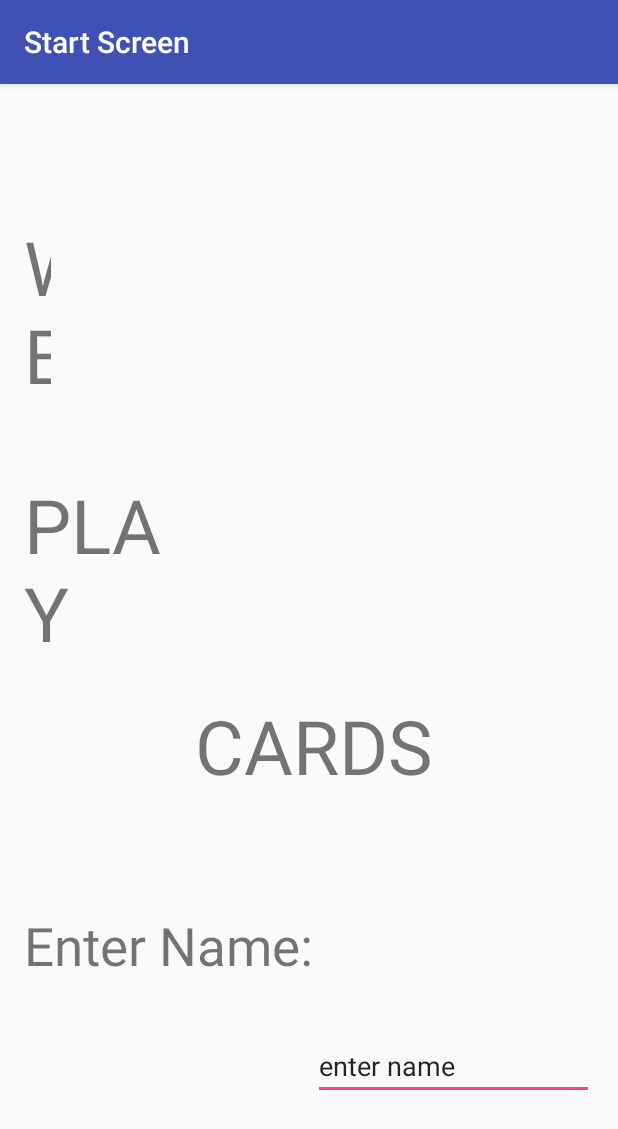
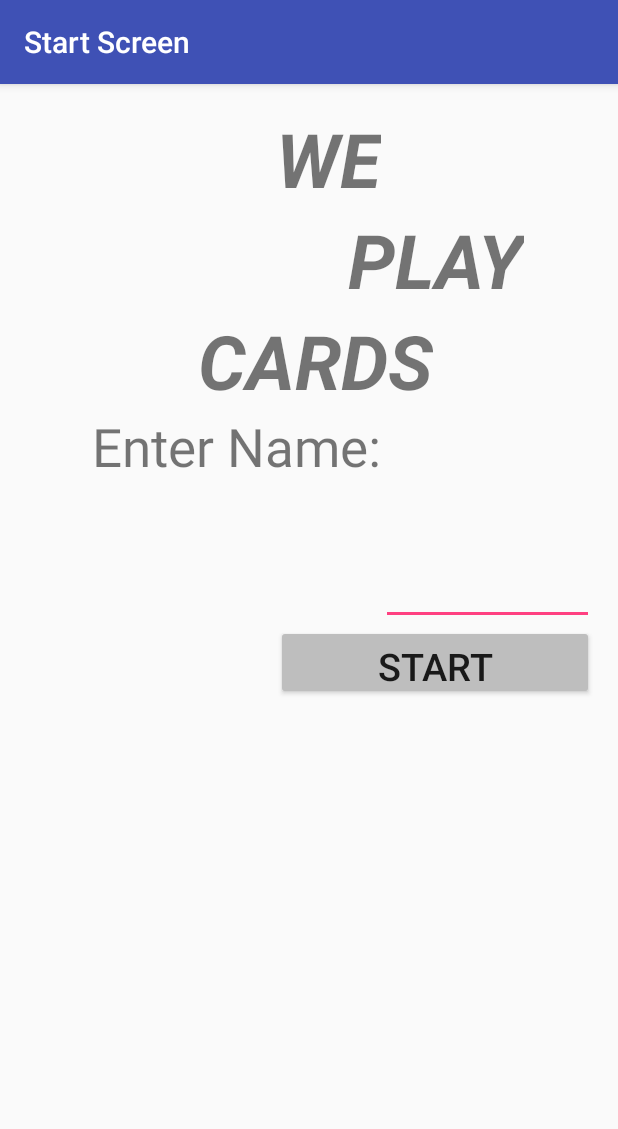
Before and after one commit to graeme81/Card-Games, an Android app: the screen it shows after launch (MainActivity), on a phone screen of 412 x 824 dp. Shown: the top 1129 px of the screen. Run offline under Robolectric (Android 15) with nearby library versions, the phone set to English and light mode, and no system bars.

Commit message:
war working

```diff
--- a/app/src/main/res/layout/activity_blackjack.xml
+++ b/app/src/main/res/layout/activity_blackjack.xml
@@ -61,7 +61,7 @@
         android:textSize="30sp" />
 
     <TextView
-        android:text="Dealer Wins"
+        android:text="Dealer Wins: 0"
         android:textSize="30sp"
         android:textAlignment="textStart"
         android:layout_width="wrap_content"
@@ -75,7 +75,7 @@
         android:layout_alignStart="@+id/btnStay" />
 
     <TextView
-        android:text="Player Wins"
+        android:text="Player Wins: 0"
         android:textSize="30sp"
         android:textAlignment="textEnd"
         android:layout_width="wrap_content"
--- /dev/null
+++ b/app/src/main/res/layout/activity_fivestud.xml
@@ -0,0 +1,6 @@
+<?xml version="1.0" encoding="utf-8"?>
+<LinearLayout xmlns:android="http://schemas.android.com/apk/res/android"
+    android:orientation="vertical" android:layout_width="match_parent"
+    android:layout_height="match_parent">
+
+</LinearLayout>
--- a/app/src/main/res/layout/activity_main.xml
+++ b/app/src/main/res/layout/activity_main.xml
@@ -12,30 +12,18 @@
     android:weightSum="1">
 
 
-    <TextView
+    <EditText
         android:layout_width="wrap_content"
         android:layout_height="wrap_content"
-        android:text="WE"
-        android:textSize="50sp"
-
-        android:layout_marginTop="72dp"
-        android:id="@+id/textView"
-        android:layout_marginRight="96dp"
-        android:layout_marginEnd="96dp"
-        android:layout_alignParentTop="true"
-        android:layout_alignRight="@+id/textView2"
-        android:layout_alignEnd="@+id/textView2" />
-
-    <TextView
-        android:text="PLAY"
-        android:textSize="50sp"
-        android:layout_width="wrap_content"
-        android:layout_height="wrap_content"
-        android:layout_marginTop="46dp"
-        android:id="@+id/textView2"
-        android:layout_below="@+id/textView"
-        android:layout_toLeftOf="@+id/textView3"
-        android:layout_toStartOf="@+id/textView3" />
+        android:inputType="textPersonName"
+        android:text=""
+        android:textSize="30sp"
+        android:ems="10"
+        android:layout_below="@+id/textView5"
+        android:layout_toRightOf="@+id/textView5"
+        android:layout_toEndOf="@+id/textView5"
+        android:layout_marginTop="34dp"
+        android:id="@+id/txtName" />
 
     <TextView
         android:text="CARDS"
@@ -45,42 +33,59 @@
         android:id="@+id/textView3"
         android:layout_marginRight="107dp"
         android:layout_marginEnd="107dp"
-        android:layout_marginTop="21dp"
         android:layout_below="@+id/textView2"
         android:layout_alignParentRight="true"
-        android:layout_alignParentEnd="true" />
+        android:layout_alignParentEnd="true"
+        android:textStyle="normal|bold|italic" />
+
+    <TextView
+        android:layout_width="wrap_content"
+        android:layout_height="wrap_content"
+        android:text="WE"
+        android:textSize="50sp"
+
+        android:id="@+id/textView"
+        android:layout_alignParentTop="true"
+        android:layout_alignRight="@+id/textView5"
+        android:layout_alignEnd="@+id/textView5"
+        android:textStyle="normal|bold|italic"
+        android:textIsSelectable="false" />
+
+    <TextView
+        android:text="PLAY"
+        android:textSize="50sp"
+        android:layout_width="wrap_content"
+        android:layout_height="wrap_content"
+        android:id="@+id/textView2"
+        android:layout_below="@+id/textView"
+        android:layout_alignLeft="@+id/textView"
+        android:layout_alignStart="@+id/textView"
+        android:layout_marginLeft="48dp"
+        android:layout_marginStart="48dp"
+        android:textStyle="normal|bold|italic" />
 
     <TextView
         android:text="Enter Name:"
         android:textSize="35sp"
         android:layout_width="wrap_content"
         android:layout_height="wrap_content"
-        android:layout_marginTop="76dp"
         android:id="@+id/textView5"
+        android:layout_marginLeft="45dp"
+        android:layout_marginStart="45dp"
         android:layout_below="@+id/textView3"
         android:layout_alignParentLeft="true"
         android:layout_alignParentStart="true" />
 
-    <EditText
-        android:layout_width="wrap_content"
-        android:layout_height="wrap_content"
-        android:inputType="textPersonName"
-        android:text="enter name"
-        android:ems="10"
-        android:layout_below="@+id/textView5"
-        android:layout_toRightOf="@+id/textView5"
-        android:layout_toEndOf="@+id/textView5"
-        android:layout_marginTop="34dp"
-        android:id="@+id/txtName" />
-
     <Button
         android:text="Start"
+        android:textSize="25sp"
         android:layout_width="300sp"
         android:layout_height= "50sp"
+        android:onClick="onStartButtonPressed"
+        android:id="@+id/btnStart"
+        android:backgroundTint="?android:attr/textColorSecondaryNoDisable"
         android:layout_below="@+id/txtName"
-        android:onClick="onStartButtonPressed"
-        android:layout_centerHorizontal="true"
-        android:layout_marginTop="104dp"
-        android:id="@+id/btnStart" />
+        android:layout_alignLeft="@+id/textView"
+        android:layout_alignStart="@+id/textView" />
 
 </RelativeLayout>
```
Also changed, not shown: app/src/main/AndroidManifest.xml (+14 -0 lines), app/src/main/java/example/codeclan/com/cardgame/BlackJackActivity.java (+11 -16 lines), app/src/main/java/example/codeclan/com/cardgame/FiveStudActivity.java (added, +27 -0 lines), app/src/main/java/example/codeclan/com/cardgame/MenuActivity.java (+26 -1 lines), app/src/main/java/example/codeclan/com/cardgame/Player.java (+3 -7 lines), app/src/main/java/example/codeclan/com/cardgame/WarActivity.java (added, +164 -0 lines), app/src/main/res/layout/activity_menu.xml (+31 -2 lines), app/src/main/res/layout/activity_war.xml (added, +112 -0 lines), app/src/main/res/values/strings.xml (+9 -0 lines).
